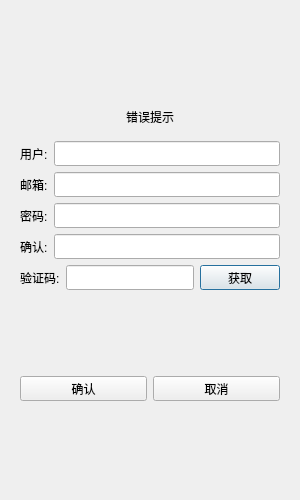
Before: the Qt Designer form Client_by_Qt/registerdialog.ui in BIGGOODSHIP/BigChat, drawn with Qt 5.
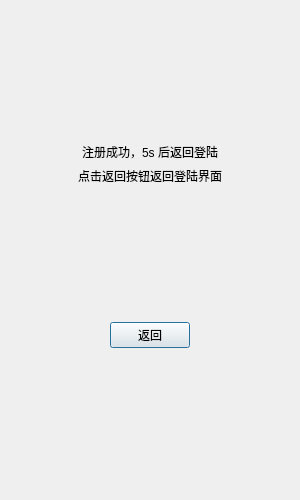
After: the same form once the commit is applied. The open tabs and pages were chosen to show the change. Custom widgets are drawn as their Qt base class.

Commit message: 完成了reset界面（重置密码界面）的前端部分

The edit to the form file:
```diff
--- a/Client_by_Qt/registerdialog.ui
+++ b/Client_by_Qt/registerdialog.ui
@@ -33,8 +33,109 @@
        <property name="currentIndex">
         <number>1</number>
        </property>
-       <widget class="QWidget" name="page"/>
        <widget class="QWidget" name="page_2">
+        <layout class="QVBoxLayout" name="verticalLayout_5">
+         <item>
+          <spacer name="verticalSpacer_4">
+           <property name="orientation">
+            <enum>Qt::Orientation::Vertical</enum>
+           </property>
+           <property name="sizeHint" stdset="0">
+            <size>
+             <width>20</width>
+             <height>40</height>
+            </size>
+           </property>
+          </spacer>
+         </item>
+         <item>
+          <widget class="QLabel" name="tip_lb">
+           <property name="text">
+            <string>注册成功，5s 后返回登陆</string>
+           </property>
+           <property name="alignment">
+            <set>Qt::AlignmentFlag::AlignCenter</set>
+           </property>
+          </widget>
+         </item>
+         <item>
+          <widget class="QLabel" name="tip2_lb">
+           <property name="text">
+            <string>点击返回按钮返回登陆界面</string>
+           </property>
+           <property name="alignment">
+            <set>Qt::AlignmentFlag::AlignCenter</set>
+           </property>
+          </widget>
+         </item>
+         <item>
+          <spacer name="verticalSpacer_5">
+           <property name="orientation">
+            <enum>Qt::Orientation::Vertical</enum>
+           </property>
+           <property name="sizeHint" stdset="0">
+            <size>
+             <width>20</width>
+             <height>40</height>
+            </size>
+           </property>
+          </spacer>
+         </item>
+         <item>
+          <widget class="QWidget" name="widget_2" native="true">
+           <layout class="QHBoxLayout" name="horizontalLayout_7">
+            <item>
+             <spacer name="horizontalSpacer">
+              <property name="orientation">
+               <enum>Qt::Orientation::Horizontal</enum>
+              </property>
+              <property name="sizeHint" stdset="0">
+               <size>
+                <width>40</width>
+                <height>20</height>
+               </size>
+              </property>
+             </spacer>
+            </item>
+            <item>
+             <widget class="QPushButton" name="return_btn">
+              <property name="text">
+               <string>返回</string>
+              </property>
+             </widget>
+            </item>
+            <item>
+             <spacer name="horizontalSpacer_2">
+              <property name="orientation">
+               <enum>Qt::Orientation::Horizontal</enum>
+              </property>
+              <property name="sizeHint" stdset="0">
+               <size>
+                <width>40</width>
+                <height>20</height>
+               </size>
+              </property>
+             </spacer>
+            </item>
+           </layout>
+          </widget>
+         </item>
+         <item>
+          <spacer name="verticalSpacer_6">
+           <property name="orientation">
+            <enum>Qt::Orientation::Vertical</enum>
+           </property>
+           <property name="sizeHint" stdset="0">
+            <size>
+             <width>20</width>
+             <height>40</height>
+            </size>
+           </property>
+          </spacer>
+         </item>
+        </layout>
+       </widget>
+       <widget class="QWidget" name="page">
         <layout class="QVBoxLayout" name="verticalLayout_3">
          <item>
           <spacer name="verticalSpacer">
@@ -180,6 +281,25 @@
              </property>
             </widget>
            </item>
+           <item>
+            <widget class="ClickedLabel" name="pass_visible">
+             <property name="minimumSize">
+              <size>
+               <width>20</width>
+               <height>20</height>
+              </size>
+             </property>
+             <property name="maximumSize">
+              <size>
+               <width>20</width>
+               <height>20</height>
+              </size>
+             </property>
+             <property name="text">
+              <string/>
+             </property>
+            </widget>
+           </item>
           </layout>
          </item>
          <item>
@@ -219,6 +339,25 @@
              </property>
             </widget>
            </item>
+           <item>
+            <widget class="ClickedLabel" name="confirm_visible">
+             <property name="minimumSize">
+              <size>
+               <width>20</width>
+               <height>20</height>
+              </size>
+             </property>
+             <property name="maximumSize">
+              <size>
+               <width>20</width>
+               <height>20</height>
+              </size>
+             </property>
+             <property name="text">
+              <string/>
+             </property>
+            </widget>
+           </item>
           </layout>
          </item>
          <item>
@@ -259,7 +398,7 @@
             </widget>
            </item>
            <item>
-            <widget class="QPushButton" name="getcode">
+            <widget class="TimerBtn" name="getcode">
              <property name="minimumSize">
               <size>
                <width>0</width>
@@ -355,6 +494,18 @@
    </item>
   </layout>
  </widget>
+ <customwidgets>
+  <customwidget>
+   <class>ClickedLabel</class>
+   <extends>QLabel</extends>
+   <header location="global">clickedlabel.h</header>
+  </customwidget>
+  <customwidget>
+   <class>TimerBtn</class>
+   <extends>QPushButton</extends>
+   <header location="global">timerbtn.h</header>
+  </customwidget>
+ </customwidgets>
  <resources/>
  <connections/>
 </ui>
```
The commit also changes 24 other files.
